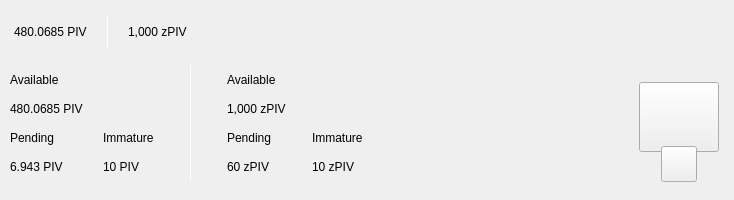
Before: the Qt Designer form src/qt/pivx/forms/topbar.ui in wonko433/blackcoin-more, drawn with Qt 5.
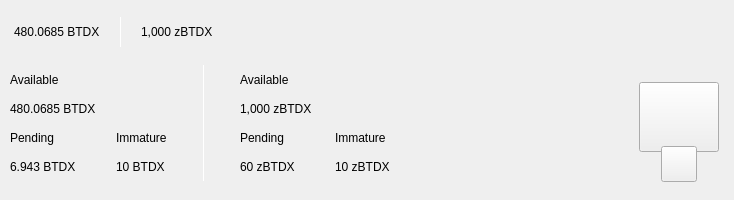
After: the same form once the commit is applied. Custom widgets are drawn as their Qt base class.

Diff of the .ui file:
```diff
--- a/src/qt/pivx/forms/topbar.ui
+++ b/src/qt/pivx/forms/topbar.ui
@@ -119,7 +119,7 @@
                <string notr="true">padding:0px;margin:0px;</string>
               </property>
               <property name="text">
-               <string>480.0685 PIV</string>
+               <string>480.0685 BTDX</string>
               </property>
              </widget>
             </item>
@@ -188,7 +188,7 @@
                </size>
               </property>
               <property name="text">
-               <string>1,000 zPIV</string>
+               <string>1,000 zBTDX</string>
               </property>
              </widget>
             </item>
@@ -398,7 +398,7 @@
                <item>
                 <widget class="QLabel" name="labelAmountPiv">
                  <property name="text">
-                  <string>480.0685 PIV</string>
+                  <string>480.0685 BTDX</string>
                  </property>
                 </widget>
                </item>
@@ -421,7 +421,7 @@
                  <item>
                   <widget class="QLabel" name="labelPendingPiv">
                    <property name="text">
-                    <string>6.943 PIV</string>
+                    <string>6.943 BTDX</string>
                    </property>
                   </widget>
                  </item>
@@ -455,7 +455,7 @@
                  <item>
                   <widget class="QLabel" name="labelImmaturePiv">
                    <property name="text">
-                    <string>10 PIV</string>
+                    <string>10 BTDX</string>
                    </property>
                   </widget>
                  </item>
@@ -509,7 +509,7 @@
                <item>
                 <widget class="QLabel" name="labelAmountzPiv">
                  <property name="text">
-                  <string>1,000 zPIV</string>
+                  <string>1,000 zBTDX</string>
                  </property>
                 </widget>
                </item>
@@ -532,7 +532,7 @@
                  <item>
                   <widget class="QLabel" name="labelPendingzPiv">
                    <property name="text">
-                    <string>60 zPIV</string>
+                    <string>60 zBTDX</string>
                    </property>
                   </widget>
                  </item>
@@ -566,7 +566,7 @@
                  <item>
                   <widget class="QLabel" name="labelImmaturezPiv">
                    <property name="text">
-                    <string>10 zPIV</string>
+                    <string>10 zBTDX</string>
                    </property>
                   </widget>
                  </item>
```
